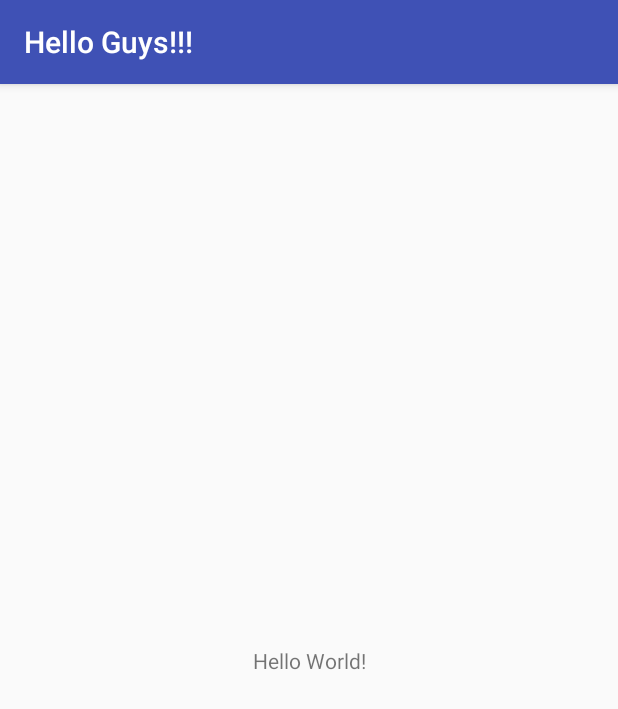
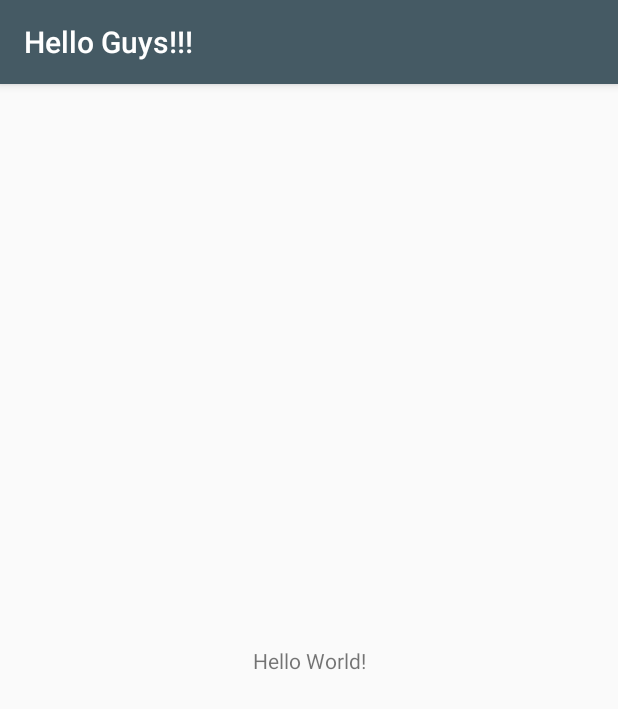
Before and after one commit to mehedibangladeshi/Android-Hello-world, an Android app: the screen it shows after launch (MainActivity), on a phone screen of 412 x 824 dp. Shown: the top 709 px of the screen. Run offline under Robolectric (Android 15) with nearby library versions, the phone set to English and light mode, and no system bars.

Commit message:
Changed App colors from colors.xml

```diff
--- a/app/src/main/res/values/colors.xml
+++ b/app/src/main/res/values/colors.xml
@@ -1,6 +1,10 @@
 <?xml version="1.0" encoding="utf-8"?>
 <resources>
-    <color name="colorPrimary">#3F51B5</color>
-    <color name="colorPrimaryDark">#303F9F</color>
-    <color name="colorAccent">#FF4081</color>
+    <color name="colorPrimary">#455a64</color>
+    <color name="colorPrimaryDark">#1c313a</color>
+    <color name="colorPrimaryLight">#718792</color>
+    <color name="colorAccent">#00e676</color>
+
+
+
 </resources>
```
